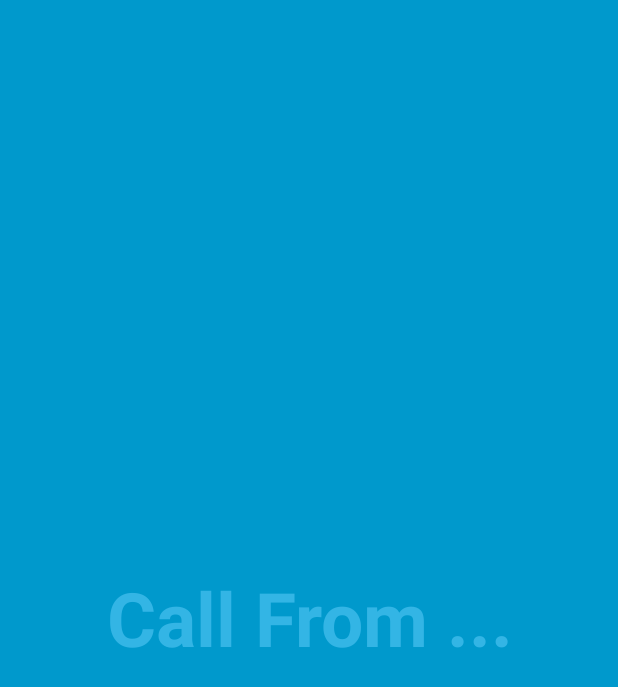
After one commit to varie888/taped, an Android app: the CallActivity screen opened directly, with no data from a screen before it, on a phone screen of 412 x 824 dp. The commit adds this screen. Shown: the top 687 px of the screen. Run offline under Robolectric (Android 15) with nearby library versions, the phone set to English and light mode, and no system bars; 1 statement that could not run was skipped.

Commit message:
Call and chat activities

```diff
--- a/app/build.gradle
+++ b/app/build.gradle
@@ -23,6 +23,7 @@ dependencies {
     implementation 'com.android.support:appcompat-v7:27.1.0'
     implementation 'com.android.support:design:27.1.0'
     implementation 'com.android.support.constraint:constraint-layout:1.0.2'
+    implementation 'com.android.support:support-v4:27.1.0'
     testImplementation 'junit:junit:4.12'
     androidTestImplementation 'com.android.support.test:runner:1.0.1'
     androidTestImplementation 'com.android.support.test.espresso:espresso-core:3.0.1'
--- /dev/null
+++ b/app/src/main/java/com/taped/taped/CallActivity.java
@@ -0,0 +1,163 @@
+package com.taped.taped;
+
+import android.annotation.SuppressLint;
+import android.support.v7.app.ActionBar;
+import android.support.v7.app.AppCompatActivity;
+import android.os.Bundle;
+import android.os.Handler;
+import android.view.MotionEvent;
+import android.view.View;
+
+/**
+ * An example full-screen activity that shows and hides the system UI (i.e.
+ * status bar and navigation/system bar) with user interaction.
+ */
+public class CallActivity extends AppCompatActivity {
+    /**
+     * Whether or not the system UI should be auto-hidden after
+     * {@link #AUTO_HIDE_DELAY_MILLIS} milliseconds.
+     */
+    private static final boolean AUTO_HIDE = true;
+
+    /**
+     * If {@link #AUTO_HIDE} is set, the number of milliseconds to wait after
+     * user interaction before hiding the system UI.
+     */
+    private static final int AUTO_HIDE_DELAY_MILLIS = 3000;
+
+    /**
+     * Some older devices needs a small delay between UI widget updates
+     * and a change of the status and navigation bar.
+     */
+    private static final int UI_ANIMATION_DELAY = 300;
+    private final Handler mHideHandler = new Handler();
+    private View mContentView;
+    private final Runnable mHidePart2Runnable = new Runnable() {
+        @SuppressLint("InlinedApi")
+        @Override
+        public void run() {
+            // Delayed removal of status and navigation bar
+
+            // Note that some of these constants are new as of API 16 (Jelly Bean)
+            // and API 19 (KitKat). It is safe to use them, as they are inlined
+            // at compile-time and do nothing on earlier devices.
+            mContentView.setSystemUiVisibility(View.SYSTEM_UI_FLAG_LOW_PROFILE
+                    | View.SYSTEM_UI_FLAG_FULLSCREEN
+                    | View.SYSTEM_UI_FLAG_LAYOUT_STABLE
+                    | View.SYSTEM_UI_FLAG_IMMERSIVE_STICKY
+                    | View.SYSTEM_UI_FLAG_LAYOUT_HIDE_NAVIGATION
+                    | View.SYSTEM_UI_FLAG_HIDE_NAVIGATION);
+        }
+    };
+    private View mControlsView;
+    private final Runnable mShowPart2Runnable = new Runnable() {
+        @Override
+        public void run() {
+            // Delayed display of UI elements
+            ActionBar actionBar = getSupportActionBar();
+            if (actionBar != null) {
+                actionBar.show();
+            }
+            mControlsView.setVisibility(View.VISIBLE);
+        }
+    };
+    private boolean mVisible;
+    private final Runnable mHideRunnable = new Runnable() {
+        @Override
+        public void run() {
+            hide();
+        }
+    };
+    /**
+     * Touch listener to use for in-layout UI controls to delay hiding the
+     * system UI. This is to prevent the jarring behavior of controls going away
+     * while interacting with activity UI.
+     */
+    private final View.OnTouchListener mDelayHideTouchListener = new View.OnTouchListener() {
+        @Override
+        public boolean onTouch(View view, MotionEvent motionEvent) {
+            if (AUTO_HIDE) {
+                delayedHide(AUTO_HIDE_DELAY_MILLIS);
+            }
+            return false;
+        }
+    };
+
+    @Override
+    protected void onCreate(Bundle savedInstanceState) {
+        super.onCreate(savedInstanceState);
+
+        setContentView(R.layout.activity_call);
+
+        mVisible = true;
+        mControlsView = findViewById(R.id.fullscreen_content_controls);
+        mContentView = findViewById(R.id.fullscreen_content);
+
+
+        // Set up the user interaction to manually show or hide the system UI.
+        mContentView.setOnClickListener(new View.OnClickListener() {
+            @Override
+            public void onClick(View view) {
+                toggle();
+            }
+        });
+
+        // Upon interacting with UI controls, delay any scheduled hide()
+        // operations to prevent the jarring behavior of controls going away
+        // while interacting with the UI.
+        findViewById(R.id.dummy_button).setOnTouchListener(mDelayHideTouchListener);
+    }
+
+    @Override
+    protected void onPostCreate(Bundle savedInstanceState) {
+        super.onPostCreate(savedInstanceState);
+
+        // Trigger the initial hide() shortly after the activity has been
+        // created, to briefly hint to the user that UI controls
+        // are available.
+        delayedHide(100);
+    }
+
+    private void toggle() {
+        if (mVisible) {
+            hide();
+        } else {
+            show();
+        }
+    }
+
+    private void hide() {
+        // Hide UI first
+        ActionBar actionBar = getSupportActionBar();
+        if (actionBar != null) {
+            actionBar.hide();
+        }
+        mControlsView.setVisibility(View.GONE);
+        mVisible = false;
+
+        // Schedule a runnable to remove the status and navigation bar after a delay
+        mHideHandler.removeCallbacks(mShowPart2Runnable);
+        mHideHandler.postDelayed(mHidePart2Runnable, UI_ANIMATION_DELAY);
+    }
+
+    @SuppressLint("InlinedApi")
+    private void show() {
+        // Show the system bar
+        mContentView.setSystemUiVisibility(View.SYSTEM_UI_FLAG_LAYOUT_FULLSCREEN
+                | View.SYSTEM_UI_FLAG_LAYOUT_HIDE_NAVIGATION);
+        mVisible = true;
+
+        // Schedule a runnable to display UI elements after a delay
+        mHideHandler.removeCallbacks(mHidePart2Runnable);
+        mHideHandler.postDelayed(mShowPart2Runnable, UI_ANIMATION_DELAY);
+    }
+
+    /**
+     * Schedules a call to hide() in delay milliseconds, canceling any
+     * previously scheduled calls.
+     */
+    private void delayedHide(int delayMillis) {
+        mHideHandler.removeCallbacks(mHideRunnable);
+        mHideHandler.postDelayed(mHideRunnable, delayMillis);
+    }
+}
--- /dev/null
+++ b/app/src/main/res/layout/activity_call.xml
@@ -0,0 +1,58 @@
+<FrameLayout xmlns:android="http://schemas.android.com/apk/res/android"
+    xmlns:tools="http://schemas.android.com/tools"
+    android:layout_width="match_parent"
+    android:layout_height="match_parent"
+    android:background="#0099cc"
+    tools:context="com.taped.taped.CallActivity">
+
+    <!-- The primary full-screen view. This can be replaced with whatever view
+         is needed to present your content, e.g. VideoView, SurfaceView,
+         TextureView, etc. -->
+    <TextView
+        android:id="@+id/fullscreen_content"
+        android:layout_width="match_parent"
+        android:layout_height="match_parent"
+        android:gravity="center"
+        android:keepScreenOn="true"
+        android:text="@string/call_content"
+        android:textColor="#33b5e5"
+        android:textSize="50sp"
+        android:textStyle="bold" />
+
+    <!-- This FrameLayout insets its children based on system windows using
+         android:fitsSystemWindows. -->
+    <FrameLayout
+        android:layout_width="match_parent"
+        android:layout_height="match_parent"
+        android:fitsSystemWindows="true">
+
+        <LinearLayout
+            android:id="@+id/fullscreen_content_controls"
+            style="?metaButtonBarStyle"
+            android:layout_width="match_parent"
+            android:layout_height="wrap_content"
+            android:layout_gravity="bottom|center_horizontal"
+            android:background="@color/black_overlay"
+            android:orientation="horizontal"
+            tools:ignore="UselessParent">
+
+            <Button
+                android:id="@+id/receive_button"
+                style="?metaButtonBarButtonStyle"
+                android:layout_width="0dp"
+                android:layout_height="wrap_content"
+                android:layout_weight="1"
+                android:text="@string/receive_button"
+                android:textColor="@android:color/holo_green_dark" />
+            <Button
+                android:id="@+id/reject_button"
+                style="?metaButtonBarButtonStyle"
+                android:layout_width="0dp"
+                android:layout_height="wrap_content"
+                android:layout_weight="1"
+                android:text="@string/reject_button" />
+
+        </LinearLayout>
+    </FrameLayout>
+
+</FrameLayout>
--- a/app/src/main/res/values/colors.xml
+++ b/app/src/main/res/values/colors.xml
@@ -7,4 +7,6 @@
     <style name="SplashTheme" parent="Theme.AppCompat.NoActionBar">
         <item name="android:windowBackground">@drawable/ic_launcher_background</item>
     </style>
+
+    <color name="black_overlay">#66000000</color>
 </resources>
--- a/app/src/main/res/values/strings.xml
+++ b/app/src/main/res/values/strings.xml
@@ -21,4 +21,13 @@
 
     <string name="myip">My IP: 10.107.107.145</string>
 
+    <string name="title_activity_call">Call</string>
+    <string name="receive_button">Receive</string>
+    <string name="reject_button">Reject</string>
+    <string name="call_content">Call From ...</string>
+
+    <string name="title_activity_chat">Chat</string>
+    <string name="hangup_button">Hang Up</string>
+    <string name="chat_content">CHATING...</string>
+
 </resources>
--- a/app/src/main/res/values/styles.xml
+++ b/app/src/main/res/values/styles.xml
@@ -17,4 +17,16 @@
 
     <style name="AppTheme.PopupOverlay" parent="ThemeOverlay.AppCompat.Light" />
 
+    <style name="FullscreenTheme" parent="AppTheme">
+        <item name="android:actionBarStyle">@style/FullscreenActionBarStyle</item>
+        <item name="android:windowActionBarOverlay">true</item>
+        <item name="android:windowBackground">@null</item>
+        <item name="metaButtonBarStyle">?android:attr/buttonBarStyle</item>
+        <item name="metaButtonBarButtonStyle">?android:attr/buttonBarButtonStyle</item>
+    </style>
+
+    <style name="FullscreenActionBarStyle" parent="Widget.AppCompat.ActionBar">
+        <item name="android:background">@color/black_overlay</item>
+    </style>
+
 </resources>
```
Also changed, not shown: app/src/main/AndroidManifest.xml (+13 -6 lines), app/src/main/java/com/taped/communication/CallCommunicator.java (+28 -0 lines), app/src/main/java/com/taped/taped/ChatActivity.java (added, +163 -0 lines), app/src/main/res/layout/activity_chat.xml (added, +50 -0 lines), app/src/main/res/values/attrs.xml (added, +12 -0 lines).
